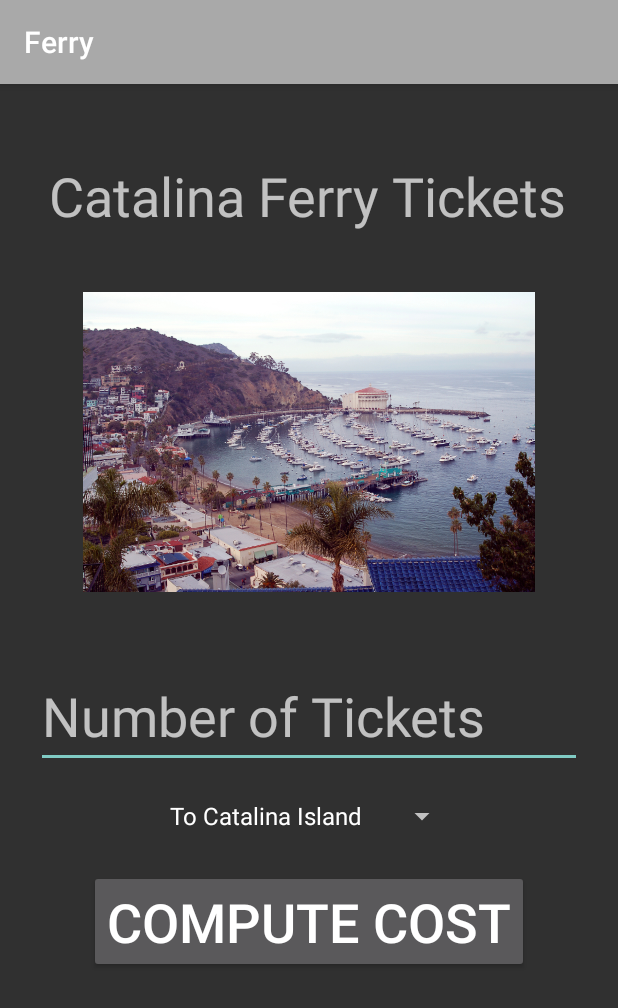
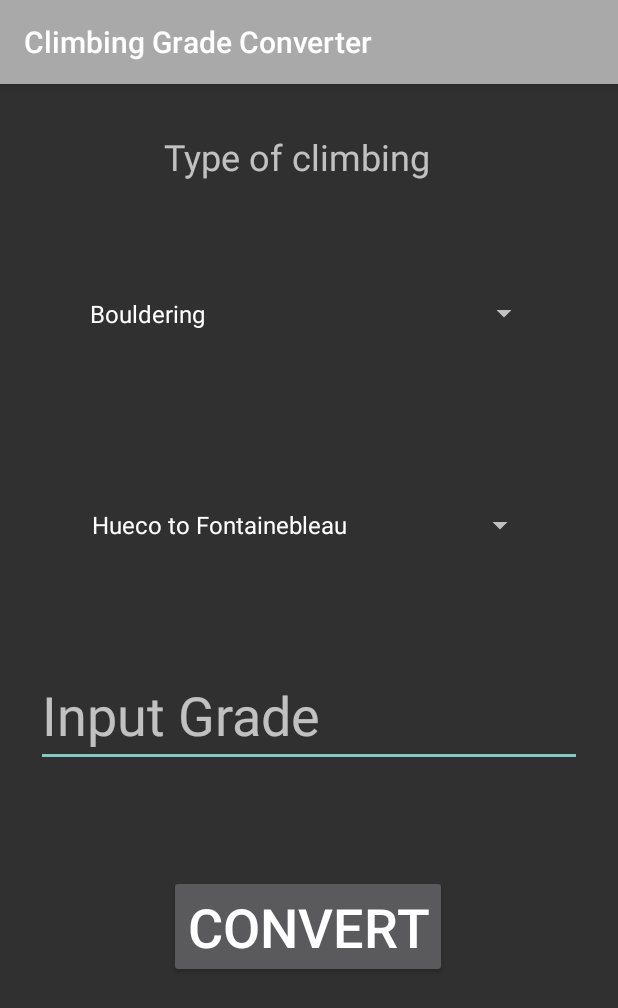
Before and after one commit to jtchristie/ClimbingGradeConverter, an Android app: the screen it shows after launch (MainActivity), on a phone screen of 412 x 824 dp. Shown: the top 1008 px of the screen. Run offline under Robolectric (Android 15) with nearby library versions, the phone set to English and light mode, and no system bars.

Commit message:
dependent spinners working

```diff
--- a/app/build.gradle
+++ b/app/build.gradle
@@ -7,7 +7,7 @@ android {
     buildToolsVersion "30.0.3"
 
     defaultConfig {
-        applicationId "com.example.programmingassignment3part1"
+        applicationId "com.example.ClimbingGradeConverter"
         minSdkVersion 16
         targetSdkVersion 30
         versionCode 1
--- a/app/src/main/AndroidManifest.xml
+++ b/app/src/main/AndroidManifest.xml
@@ -1,6 +1,6 @@
 <?xml version="1.0" encoding="utf-8"?>
 <manifest xmlns:android="http://schemas.android.com/apk/res/android"
-    package="com.example.programmingassignment3part1">
+    package="com.example.ClimbingGradeConverter">
 
     <application
         android:allowBackup="true"
--- /dev/null
+++ b/app/src/main/java/com/example/ClimbingGradeConverter/MainActivity.java
@@ -0,0 +1,70 @@
+package com.example.ClimbingGradeConverter;
+
+import androidx.appcompat.app.AppCompatActivity;
+
+import android.os.Bundle;
+import android.view.View;
+import android.widget.AdapterView;
+import android.widget.ArrayAdapter;
+import android.widget.Button;
+import android.widget.EditText;
+import android.widget.Spinner;
+import android.widget.TextView;
+
+public class MainActivity extends AppCompatActivity {
+    double costPerTicket = 34;
+    int gradeString;
+    double totalCost;
+    String groupChoice;
+    @Override
+    protected void onCreate(Bundle savedInstanceState) {
+        super.onCreate(savedInstanceState);
+        setContentView(R.layout.activity_main);
+        final EditText grade = (EditText)findViewById(R.id.txtGrade);
+        final Spinner type = (Spinner)findViewById(R.id.type);
+        final Spinner conversion = (Spinner)findViewById(R.id.conversion);
+        final TextView result = ((TextView) findViewById(R.id.txtResult));
+
+
+
+        Button cost = (Button)findViewById(R.id.btnCost);
+
+        ArrayAdapter<CharSequence> adapterBouldering = ArrayAdapter.createFromResource(this, R.array.txtGroupBouldering, android.R.layout.simple_spinner_item);
+        adapterBouldering.setDropDownViewResource(android.R.layout.simple_spinner_dropdown_item);
+
+        ArrayAdapter<CharSequence> adapterRoute = ArrayAdapter.createFromResource(this, R.array.txtGroupRoute, android.R.layout.simple_spinner_item);
+        adapterBouldering.setDropDownViewResource(android.R.layout.simple_spinner_dropdown_item);
+
+        type.setOnItemSelectedListener(new AdapterView.OnItemSelectedListener() {
+            @Override
+            public void onItemSelected(AdapterView<?> parentView, View selectedItemView, int position, long id) {
+              String selectedValue = parentView.getSelectedItem().toString();
+
+
+                if (selectedValue.equals("Bouldering")){
+                    conversion.setAdapter(adapterBouldering);
+                }
+
+                if (selectedValue.equals("Route Climbing")){
+                    conversion.setAdapter(adapterRoute);
+                }
+            }
+
+            @Override
+            public void onNothingSelected(AdapterView<?> parentView) {
+                // your code here
+            }
+
+        });
+
+        cost.setOnClickListener(new View.OnClickListener(){
+            final TextView result = ((TextView)findViewById(R.id.txtResult));
+            @Override
+            public void onClick(View v){
+                gradeString = Integer.parseInt(grade.getText().toString());
+                result.setText(gradeString);
+
+            }
+        });
+    }
+}
--- a/app/src/main/java/com/example/programmingassignment3part1/MainActivity.java
+++ /dev/null
@@ -1,42 +0,0 @@
-package com.example.programmingassignment3part1;
-
-import androidx.appcompat.app.AppCompatActivity;
-
-import android.os.Bundle;
-import android.view.View;
-import android.widget.Button;
-import android.widget.EditText;
-import android.widget.Spinner;
-import android.widget.TextView;
-
-import org.w3c.dom.Text;
-
-import java.text.DecimalFormat;
-
-public class MainActivity extends AppCompatActivity {
-    double costPerTicket = 34;
-    int numberOfTickets;
-    double totalCost;
-    String groupChoice;
-    @Override
-    protected void onCreate(Bundle savedInstanceState) {
-        super.onCreate(savedInstanceState);
-        setContentView(R.layout.activity_main);
-        final EditText tickets = (EditText)findViewById(R.id.txtTickets);
-        final Spinner group = (Spinner)findViewById(R.id.txtGroup);
-        final TextView result = ((TextView) findViewById(R.id.txtResult));
-        Button cost = (Button)findViewById(R.id.btnCost);
-        cost.setOnClickListener(new View.OnClickListener(){
-            final TextView result = ((TextView)findViewById(R.id.txtResult));
-            @Override
-            public void onClick(View v){
-                numberOfTickets = Integer.parseInt(tickets.getText().toString());
-                totalCost = costPerTicket * numberOfTickets;
-                DecimalFormat currency = new DecimalFormat("$###,###.##");
-                groupChoice = group.getSelectedItem().toString();
-                result.setText("One Way Trip " + groupChoice + " - " + currency.format(totalCost));
-
-            }
-        });
-    }
-}
--- a/app/src/main/res/layout/activity_main.xml
+++ b/app/src/main/res/layout/activity_main.xml
@@ -6,25 +6,13 @@
     android:layout_height="match_parent"
     tools:context=".MainActivity">
 
-    <TextView
-        android:id="@+id/txtTitle"
-        android:layout_width="wrap_content"
-        android:layout_height="wrap_content"
-        android:layout_marginTop="50dp"
-        android:text="@string/txtTitle"
-        android:textSize="36sp"
-        app:layout_constraintEnd_toEndOf="parent"
-        app:layout_constraintHorizontal_bias="0.492"
-        app:layout_constraintStart_toStartOf="parent"
-        app:layout_constraintTop_toTopOf="parent" />
-
     <EditText
-        android:id="@+id/txtTickets"
+        android:id="@+id/txtGrade"
         android:layout_width="0dp"
         android:layout_height="wrap_content"
         android:layout_marginStart="24dp"
         android:layout_marginLeft="24dp"
-        android:layout_marginTop="48dp"
+        android:layout_marginTop="52dp"
         android:layout_marginEnd="24dp"
         android:layout_marginRight="24dp"
         android:ems="10"
@@ -34,31 +22,47 @@
         app:layout_constraintEnd_toEndOf="parent"
         app:layout_constraintHorizontal_bias="0.0"
         app:layout_constraintStart_toStartOf="parent"
-        app:layout_constraintTop_toBottomOf="@+id/imageView" />
+        app:layout_constraintTop_toBottomOf="@+id/conversion" />
 
     <Spinner
-        android:id="@+id/txtGroup"
-        android:layout_width="200dp"
-        android:layout_height="wrap_content"
-        android:layout_marginTop="20dp"
-        android:entries="@array/txtGroup"
+        android:id="@+id/conversion"
+        android:layout_width="304dp"
+        android:layout_height="80dp"
+        android:layout_marginTop="60dp"
+        android:entries="@array/txtGroupBouldering"
         android:gravity="center"
         android:spinnerMode="dialog"
+        android:textSize="36sp"
         app:layout_constraintEnd_toEndOf="parent"
-        app:layout_constraintHorizontal_bias="0.497"
+        app:layout_constraintHorizontal_bias="0.495"
         app:layout_constraintStart_toStartOf="parent"
-        app:layout_constraintTop_toBottomOf="@+id/txtTickets" />
+        app:layout_constraintTop_toBottomOf="@+id/type" />
+
+    <Spinner
+        android:id="@+id/type"
+        android:layout_width="308dp"
+        android:layout_height="82dp"
+        android:layout_marginTop="28dp"
+        android:entries="@array/boulderRoute"
+        android:gravity="center"
+        android:spinnerMode="dialog"
+        android:textSize="36sp"
+        app:layout_constraintEnd_toEndOf="parent"
+        app:layout_constraintHorizontal_bias="0.502"
+        app:layout_constraintStart_toStartOf="parent"
+        app:layout_constraintTop_toBottomOf="@+id/textView2" />
 
     <Button
         android:id="@+id/btnCost"
         android:layout_width="wrap_content"
         android:layout_height="wrap_content"
-        android:layout_marginTop="24dp"
+        android:layout_marginTop="72dp"
         android:text="@string/btnCost"
         android:textSize="36sp"
         app:layout_constraintEnd_toEndOf="parent"
+        app:layout_constraintHorizontal_bias="0.497"
         app:layout_constraintStart_toStartOf="parent"
-        app:layout_constraintTop_toBottomOf="@+id/txtGroup" />
+        app:layout_constraintTop_toBottomOf="@+id/txtGrade" />
 
     <TextView
         android:id="@+id/txtResult"
@@ -71,20 +75,15 @@
         app:layout_constraintStart_toStartOf="parent"
         app:layout_constraintTop_toBottomOf="@+id/btnCost" />
 
-    <ImageView
-        android:id="@+id/imageView"
-        android:layout_width="0dp"
-        android:layout_height="200dp"
-        android:layout_marginStart="24dp"
-        android:layout_marginLeft="24dp"
-        android:layout_marginTop="40dp"
-        android:layout_marginEnd="24dp"
-        android:layout_marginRight="24dp"
-        android:contentDescription="@string/description"
+    <TextView
+        android:id="@+id/textView2"
+        android:layout_width="193dp"
+        android:layout_height="52dp"
+        android:layout_marginTop="32dp"
+        android:text="@string/selectType"
+        android:textSize="24sp"
         app:layout_constraintEnd_toEndOf="parent"
-        app:layout_constraintHorizontal_bias="0.0"
         app:layout_constraintStart_toStartOf="parent"
-        app:layout_constraintTop_toBottomOf="@+id/txtTitle"
-        app:srcCompat="@drawable/ferry" />
+        app:layout_constraintTop_toTopOf="parent" />
 
 </androidx.constraintlayout.widget.ConstraintLayout>
--- a/app/src/main/res/values/strings.xml
+++ b/app/src/main/res/values/strings.xml
@@ -1,13 +1,21 @@
 <resources>
-    <string name="app_name">Ferry</string>
+    <string name="app_name">Climbing Grade Converter</string>
     <string name="txtTitle">Catalina Ferry Tickets</string>
     <string name="prompt">Select Group</string>
-    <string name="btnCost">COMPUTE COST</string>
-    <string name="txtTickets">Number of Tickets</string>
-    <string name="description">Ferry Image</string>
+    <string name="btnCost">Convert</string>
+    <string name="txtTickets">Input Grade</string>
+    <string name="selectType">Type of climbing </string>
     <string name="action_settings">Settings</string>
-    <string-array name="txtGroup">
-        <item>To Catalina Island</item>
-        <item>To Long Beach</item>
+    <string-array name="boulderRoute">
+        <item> Bouldering </item>
+        <item> Route Climbing</item>
+    </string-array>
+    <string-array name="txtGroupBouldering">
+        <item>Hueco to Fontainebleau</item>
+        <item>Fontainebleau to Hueco</item>
+    </string-array>
+    <string-array name="txtGroupRoute">
+        <item>YDS to French</item>
+        <item>French to YDS</item>
     </string-array>
 </resources>
```
